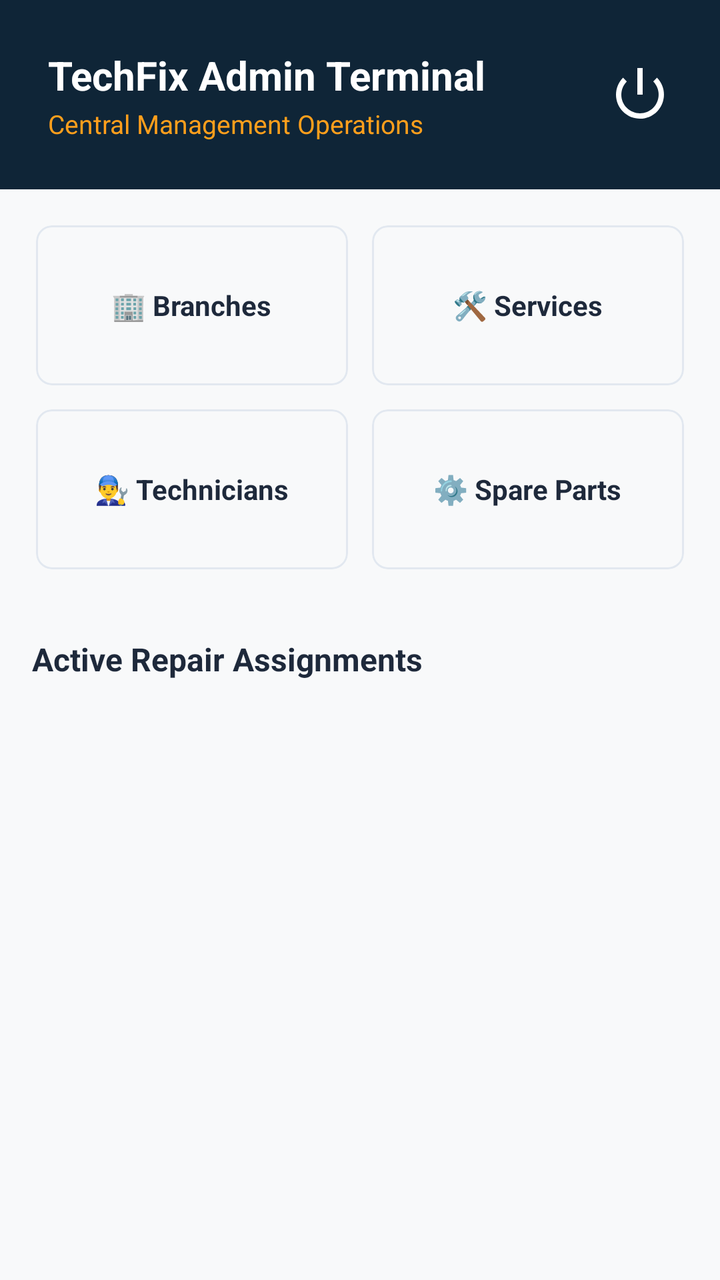
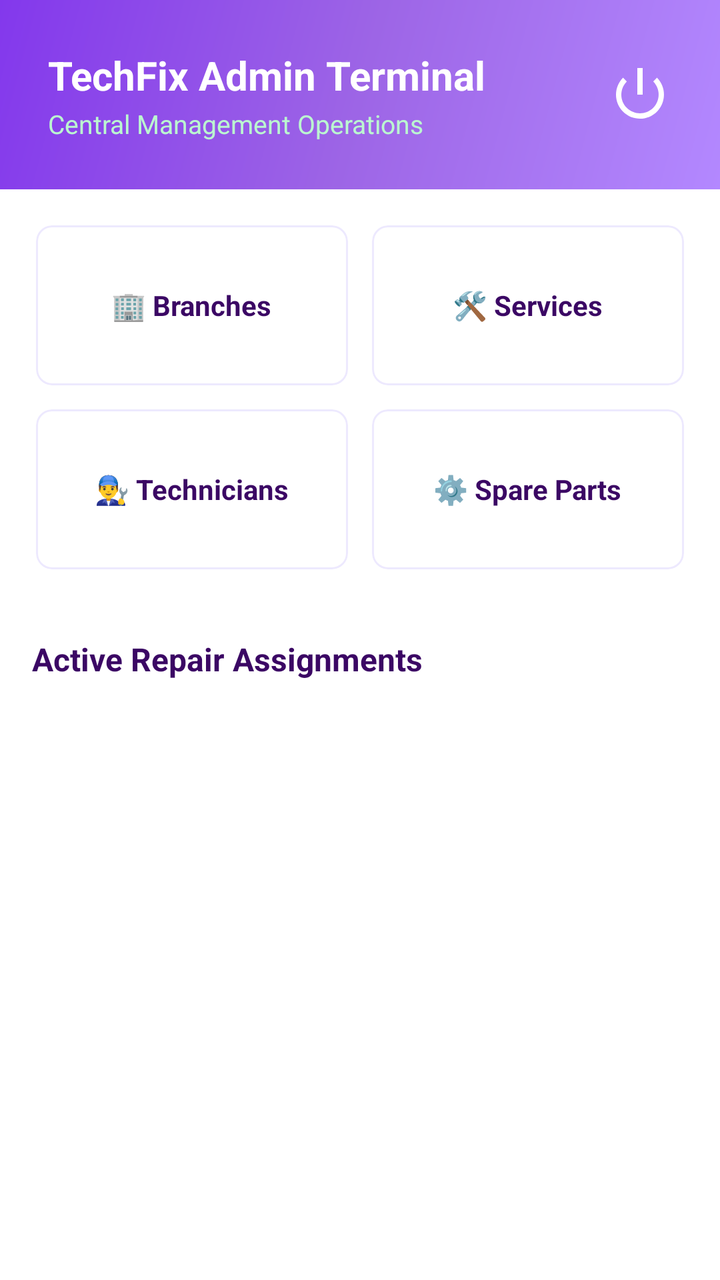

Before-and-after screenshots of an Android layout around one commit, followed by the original layout XML and the change that was made.
<!-- AndroidManifest.xml: application theme Theme.TechFix -->
<!-- res/layout/activity_admin_dashboard.xml -->
<?xml version="1.0" encoding="utf-8"?>
<androidx.constraintlayout.widget.ConstraintLayout 
    xmlns:android="http://schemas.android.com/apk/res/android"
    xmlns:app="http://schemas.android.com/apk/res-auto"
    xmlns:tools="http://schemas.android.com/tools"
    android:layout_width="match_parent"
    android:layout_height="match_parent"
    android:background="@color/surfaceColor"
    tools:context="com.techfix.app.admin.AdminDashboardActivity">

    
    <RelativeLayout
        android:id="@+id/headerBar"
        android:layout_width="match_parent"
        android:layout_height="wrap_content"
        android:background="@color/primaryColor"
        android:padding="24dp"
        app:layout_constraintTop_toTopOf="parent">

        <TextView
            android:id="@+id/adminTitleText"
            android:layout_width="wrap_content"
            android:layout_height="wrap_content"
            android:text="TechFix Admin Terminal"
            android:textSize="20sp"
            android:textStyle="bold"
            android:textColor="@color/white" />

        <TextView
            android:id="@+id/adminSubtitleText"
            android:layout_width="wrap_content"
            android:layout_height="wrap_content"
            android:text="Central Management Operations"
            android:textSize="13sp"
            android:textColor="@color/secondaryLightColor"
            android:layout_below="@id/adminTitleText"
            android:layout_marginTop="2dp" />

        <ImageView
            android:id="@+id/adminLogoutIcon"
            android:layout_width="32dp"
            android:layout_height="32dp"
            android:layout_alignParentEnd="true"
            android:layout_centerVertical="true"
            android:src="@android:drawable/ic_lock_power_off"
            android:contentDescription="Log Out"
            app:tint="@color/white" />
    </RelativeLayout>

    
    <GridLayout
        android:id="@+id/crudGrid"
        android:layout_width="match_parent"
        android:layout_height="wrap_content"
        android:columnCount="2"
        android:rowCount="2"
        android:padding="12dp"
        app:layout_constraintTop_toBottomOf="@id/headerBar">

        
        <com.google.android.material.card.MaterialCardView
            android:id="@+id/cardManageBranches"
            android:layout_width="0dp"
            android:layout_height="80dp"
            android:layout_columnWeight="1"
            android:layout_margin="6dp"
            app:cardCornerRadius="8dp"
            app:strokeWidth="1dp"
            app:strokeColor="@color/dividerColor">
            <LinearLayout
                android:layout_width="match_parent"
                android:layout_height="match_parent"
                android:gravity="center"
                android:orientation="vertical">
                <TextView
                    android:layout_width="wrap_content"
                    android:layout_height="wrap_content"
                    android:text="🏢 Branches"
                    android:textSize="14sp"
                    android:textStyle="bold"
                    android:textColor="@color/textPrimary" />
            </LinearLayout>
        </com.google.android.material.card.MaterialCardView>

        
        <com.google.android.material.card.MaterialCardView
            android:id="@+id/cardManageServices"
            android:layout_width="0dp"
            android:layout_height="80dp"
            android:layout_columnWeight="1"
            android:layout_margin="6dp"
            app:cardCornerRadius="8dp"
            app:strokeWidth="1dp"
            app:strokeColor="@color/dividerColor">
            <LinearLayout
                android:layout_width="match_parent"
                android:layout_height="match_parent"
                android:gravity="center"
                android:orientation="vertical">
                <TextView
                    android:layout_width="wrap_content"
                    android:layout_height="wrap_content"
                    android:text="🛠️ Services"
                    android:textSize="14sp"
                    android:textStyle="bold"
                    android:textColor="@color/textPrimary" />
            </LinearLayout>
        </com.google.android.material.card.MaterialCardView>

        
        <com.google.android.material.card.MaterialCardView
            android:id="@+id/cardManageTechnicians"
            android:layout_width="0dp"
            android:layout_height="80dp"
            android:layout_columnWeight="1"
            android:layout_margin="6dp"
            app:cardCornerRadius="8dp"
            app:strokeWidth="1dp"
            app:strokeColor="@color/dividerColor">
            <LinearLayout
                android:layout_width="match_parent"
                android:layout_height="match_parent"
                android:gravity="center"
                android:orientation="vertical">
                <TextView
                    android:layout_width="wrap_content"
                    android:layout_height="wrap_content"
                    android:text="👨‍🔧 Technicians"
                    android:textSize="14sp"
                    android:textStyle="bold"
                    android:textColor="@color/textPrimary" />
            </LinearLayout>
        </com.google.android.material.card.MaterialCardView>

        
        <com.google.android.material.card.MaterialCardView
            android:id="@+id/cardManageParts"
            android:layout_width="0dp"
            android:layout_height="80dp"
            android:layout_columnWeight="1"
            android:layout_margin="6dp"
            app:cardCornerRadius="8dp"
            app:strokeWidth="1dp"
            app:strokeColor="@color/dividerColor">
            <LinearLayout
                android:layout_width="match_parent"
                android:layout_height="match_parent"
                android:gravity="center"
                android:orientation="vertical">
                <TextView
                    android:layout_width="wrap_content"
                    android:layout_height="wrap_content"
                    android:text="⚙️ Spare Parts"
                    android:textSize="14sp"
                    android:textStyle="bold"
                    android:textColor="@color/textPrimary" />
            </LinearLayout>
        </com.google.android.material.card.MaterialCardView>
    </GridLayout>

    
    <TextView
        android:id="@+id/adminListTitle"
        android:layout_width="wrap_content"
        android:layout_height="wrap_content"
        android:text="Active Repair Assignments"
        android:textSize="16sp"
        android:textStyle="bold"
        android:textColor="@color/textPrimary"
        android:layout_margin="16dp"
        app:layout_constraintTop_toBottomOf="@id/crudGrid"
        app:layout_constraintStart_toStartOf="parent" />

    
    <androidx.recyclerview.widget.RecyclerView
        android:id="@+id/adminRecyclerView"
        android:layout_width="match_parent"
        android:layout_height="0dp"
        android:layout_marginTop="8dp"
        app:layout_constraintTop_toBottomOf="@id/adminListTitle"
        app:layout_constraintBottom_toBottomOf="parent"
        tools:listitem="@android:layout/simple_list_item_2" />

    
    <TextView
        android:id="@+id/noAdminJobsText"
        android:layout_width="wrap_content"
        android:layout_height="wrap_content"
        android:text="No repair tickets registered in the database."
        android:textColor="@color/textSecondary"
        android:textSize="14sp"
        android:visibility="gone"
        app:layout_constraintTop_toTopOf="parent"
        app:layout_constraintBottom_toBottomOf="parent"
        app:layout_constraintStart_toStartOf="parent"
        app:layout_constraintEnd_toEndOf="parent" />

</androidx.constraintlayout.widget.ConstraintLayout>
<!-- resources referenced by this layout -->
<resources>
  <color name="dividerColor">#E2E8F0</color>
  <color name="primaryColor">#0F2537</color>
  <color name="secondaryLightColor">#FF9F1C</color>
  <color name="surfaceColor">#F8F9FA</color>
  <color name="textPrimary">#1E293B</color>
  <color name="textSecondary">#64748B</color>
  <color name="white">#FFFFFFFF</color>
  <style name="Theme.TechFix" parent="Base.Theme.TechFix" />
  <style name="Base.Theme.TechFix" parent="Theme.Material3.DayNight.NoActionBar">
          
          <item name="colorPrimary">@color/primaryColor</item>
          <item name="colorPrimaryDark">@color/primaryDarkColor</item>
          <item name="colorSecondary">@color/secondaryColor</item>
          <item name="colorError">@color/errorColor</item>
          
          
          <item name="android:windowBackground">@color/backgroundColor</item>
          <item name="colorSurface">@color/surfaceColor</item>
          <item name="colorOnPrimary">@color/white</item>
          <item name="colorOnSecondary">@color/white</item>
      </style>
  <color name="primaryDarkColor">#081426</color>
  <color name="secondaryColor">#F77F00</color>
  <color name="errorColor">#D00000</color>
  <color name="backgroundColor">#FFFFFF</color>
</resources>

<!-- the commit's change to res/layout/activity_admin_dashboard.xml (unified diff, before → after) -->
@@ -13,7 +13,7 @@
         android:id="@+id/headerBar"
         android:layout_width="match_parent"
         android:layout_height="wrap_content"
-        android:background="@color/primaryColor"
+        android:background="@drawable/gradient_primary"
         android:padding="24dp"
         app:layout_constraintTop_toTopOf="parent">
 
<!-- resource entries referenced after the edit -->
@@ -1,12 +1,23 @@
 <!-- resources referenced by this layout -->
 <resources>
-  <color name="dividerColor">#E2E8F0</color>
-  <color name="primaryColor">#0F2537</color>
-  <color name="secondaryLightColor">#FF9F1C</color>
-  <color name="surfaceColor">#F8F9FA</color>
-  <color name="textPrimary">#1E293B</color>
-  <color name="textSecondary">#64748B</color>
+  <color name="dividerColor">#EDE9FE</color>
+  <color name="primaryColor">#9D65E6</color>
+  <color name="secondaryLightColor">#BBF7D0</color>
+  <color name="surfaceColor">#FFFFFF</color>
+  <color name="textPrimary">#3B0764</color>
+  <color name="textSecondary">#8B5CF6</color>
   <color name="white">#FFFFFFFF</color>
+  <!-- drawable gradient_primary (drawable) -->
+  <?xml version="1.0" encoding="utf-8"?>
+  <shape xmlns:android="http://schemas.android.com/apk/res/android"
+      android:shape="rectangle">
+      <gradient
+          android:angle="135"
+          android:startColor="#B388FF"
+          android:centerColor="#9D65E6"
+          android:endColor="#8338EC"
+          android:type="linear" />
+  </shape>
   <style name="Theme.TechFix" parent="Base.Theme.TechFix" />
   <style name="Base.Theme.TechFix" parent="Theme.Material3.DayNight.NoActionBar">
           
@@ -21,9 +32,9 @@
           <item name="colorOnPrimary">@color/white</item>
           <item name="colorOnSecondary">@color/white</item>
       </style>
-  <color name="primaryDarkColor">#081426</color>
-  <color name="secondaryColor">#F77F00</color>
-  <color name="errorColor">#D00000</color>
-  <color name="backgroundColor">#FFFFFF</color>
+  <color name="primaryDarkColor">#6D28D9</color>
+  <color name="secondaryColor">#8DE8B5</color>
+  <color name="errorColor">#EF4444</color>
+  <color name="backgroundColor">#F7F2FE</color>
 </resources>
 
